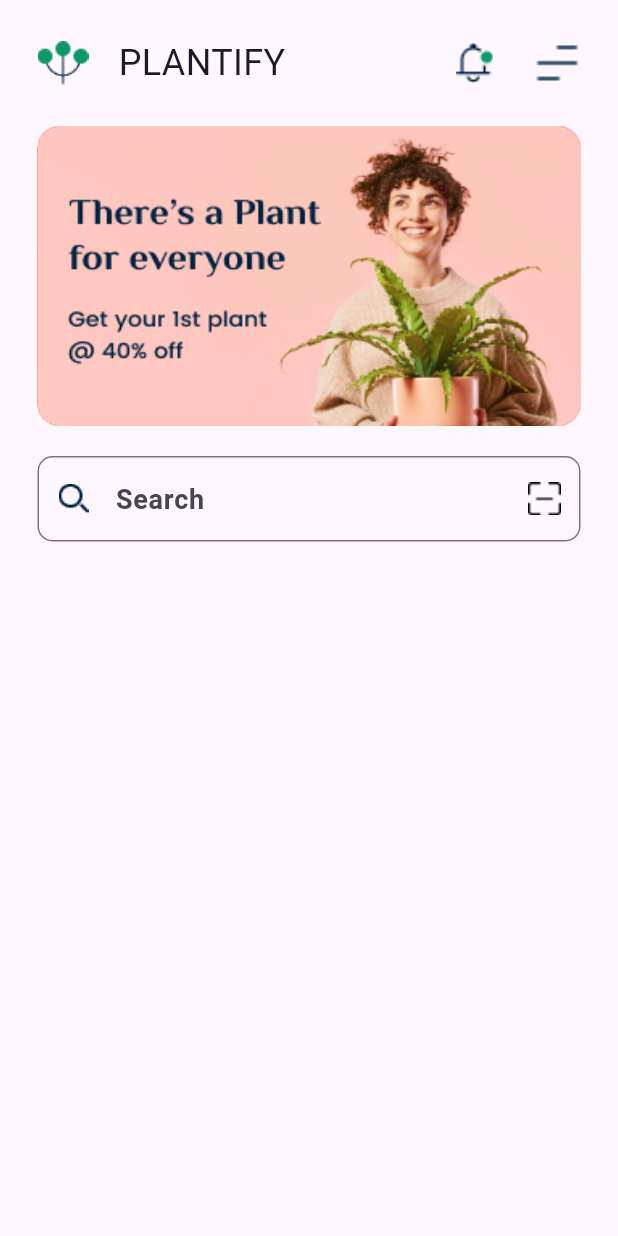
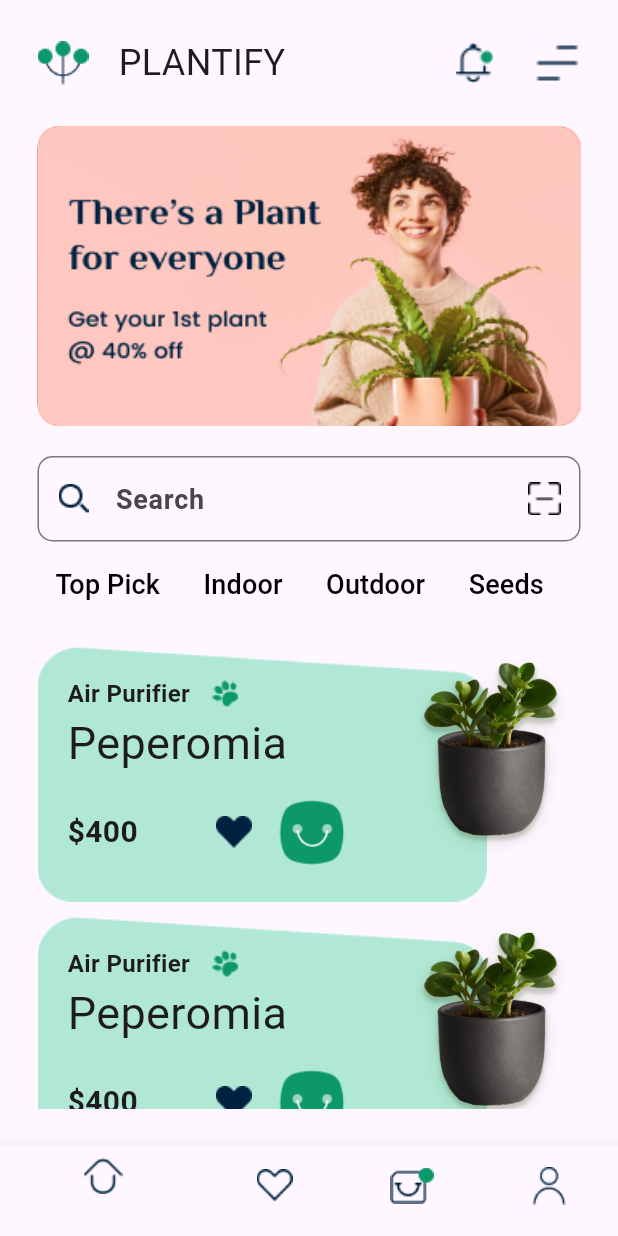
Before and after one commit to SulaimanLmn/Plantify, a Flutter app: the screen it shows after launch, on a phone screen of 412 x 824 dp. Run offline on Flutter 3.47's test engine with Material 3 defaults, Android fonts, the phone set to English and light mode, and no system bars; Roboto replaces fonts that are missing (Philosopher).

Commit message:
add product list section

```diff
--- /dev/null
+++ b/lib/models/category.dart
@@ -0,0 +1,6 @@
+class Category {
+  String label;
+  bool isSelected = false;
+
+  Category({required this.label, this.isSelected = false});
+}
--- a/lib/pages/home_page.dart
+++ b/lib/pages/home_page.dart
@@ -1,7 +1,9 @@
 import 'package:flutter/material.dart';
+import 'package:plantify/widgets/plant_chip_categories.dart';
 import 'package:plantify/widgets/plant_banner.dart';
 import 'package:plantify/widgets/plant_header.dart';
 import 'package:plantify/widgets/plant_search_bar.dart';
+import 'package:plantify/widgets/product_list.dart';
 
 class HomePage extends StatelessWidget {
   const HomePage({super.key});
@@ -23,6 +25,11 @@ class HomePage extends StatelessWidget {
                 height: 20,
               ),
               PlantSearchBar(),
+              SizedBox(
+                height: 5,
+              ),
+              PlantChipCategories(),
+              ProductList()
             ],
           ),
         ),
--- a/lib/pages/main.dart
+++ b/lib/pages/main.dart
@@ -1,5 +1,5 @@
 import 'package:flutter/material.dart';
-import 'package:plantify/pages/home_page.dart';
+import 'package:plantify/pages/navigation_page.dart';
 
 void main() {
   runApp(const MyApp());
@@ -12,13 +12,13 @@ class MyApp extends StatelessWidget {
   @override
   Widget build(BuildContext context) {
     return MaterialApp(
-      title: 'Flutter Demo',
+      title: 'Plantify',
       debugShowCheckedModeBanner: false,
       theme: ThemeData(
         colorScheme: ColorScheme.fromSeed(seedColor: Colors.deepPurple),
         useMaterial3: true,
       ),
-      home: const HomePage(),
+      home: NavigationPage(),
     );
   }
 }
--- /dev/null
+++ b/lib/pages/navigation_page.dart
@@ -0,0 +1,48 @@
+import 'package:flutter/material.dart';
+import 'package:plantify/pages/home_page.dart';
+
+class NavigationPage extends StatefulWidget {
+  const NavigationPage({super.key});
+
+  @override
+  State<NavigationPage> createState() => _NavigationPageState();
+}
+
+class _NavigationPageState extends State<NavigationPage> {
+  int _curentIndex = 0;
+  List<Widget> pages = [
+    HomePage(),
+    Center(
+      child: Text("data"),
+    ),
+    Center(
+      child: Text("data"),
+    ),
+    Center(
+      child: Text("data"),
+    )
+  ];
+
+  @override
+  Widget build(BuildContext context) {
+    return Scaffold(
+      body: pages[_curentIndex],
+      bottomNavigationBar: BottomNavigationBar(
+          currentIndex: _curentIndex,
+          onTap: (newIndex) => setState(() {
+                _curentIndex = newIndex;
+              }),
+          items: [
+            BottomNavigationBarItem(
+                label: "", icon: Image.asset("assets/images/home_icon.png")),
+            BottomNavigationBarItem(
+                label: "", icon: Image.asset("assets/images/loved_icon.png")),
+            BottomNavigationBarItem(
+                label: "",
+                icon: Image.asset("assets/images/navigation_cart_icon.png")),
+            BottomNavigationBarItem(
+                label: "", icon: Image.asset("assets/images/profile_icon.png")),
+          ]),
+    );
+  }
+}
--- /dev/null
+++ b/lib/widgets/plant_chip_categories.dart
@@ -0,0 +1,67 @@
+import 'package:flutter/material.dart';
+import 'package:plantify/models/Category.dart';
+
+class PlantChipCategories extends StatefulWidget {
+  const PlantChipCategories({super.key});
+
+  @override
+  State<PlantChipCategories> createState() => _PlantChipCategoriesState();
+}
+
+class _PlantChipCategoriesState extends State<PlantChipCategories> {
+  List<Category> categories = [
+    Category(label: "Top Pick"),
+    Category(label: "Indoor"),
+    Category(label: "Outdoor"),
+    Category(label: "Seeds"),
+    Category(label: "Plant"),
+  ];
+  @override
+  Widget build(BuildContext context) {
+    return SizedBox(
+      width: double.infinity,
+      height: 65,
+      child: ListView.separated(
+          scrollDirection: Axis.horizontal,
+          itemBuilder: (context, index) {
+            Category category = categories[index];
+            return Column(
+              children: [
+                TextButton(
+                  onPressed: () {
+                    setState(() {
+                      for (var category in categories) {
+                        category.isSelected = false;
+                      }
+                      category.isSelected = !category.isSelected;
+                    });
+                  },
+                  child: Text(
+                    category.label,
+                    style: TextStyle(
+                      color: category.isSelected != true
+                          ? Colors.black
+                          : Colors.green,
+                      fontSize: 18,
+                      fontWeight: category.isSelected != true
+                          ? FontWeight.w500
+                          : FontWeight.w600,
+                    ),
+                  ),
+                ),
+                Divider(
+                  height: 10,
+                  indent: 10,
+                  endIndent: 15,
+                  color: Colors.green,
+                ),
+              ],
+            );
+          },
+          separatorBuilder: (context, index) => SizedBox(
+                width: 5,
+              ),
+          itemCount: categories.length),
+    );
+  }
+}
--- /dev/null
+++ b/lib/widgets/product_list.dart
@@ -0,0 +1,108 @@
+import 'package:flutter/material.dart';
+
+class ProductList extends StatelessWidget {
+  const ProductList({
+    super.key,
+  });
+
+  @override
+  Widget build(BuildContext context) {
+    return Expanded(
+      child: SizedBox(
+        width: double.infinity,
+        child: ListView.separated(
+            itemBuilder: (context, index) {
+              return Row(
+                children: [
+                  Expanded(
+                    child: Stack(
+                      children: [
+                        Container(
+                          padding: EdgeInsets.fromLTRB(20, 20, 0, 0),
+                          height: 170,
+                          decoration: BoxDecoration(
+                              image: DecorationImage(
+                                  alignment: Alignment.centerLeft,
+                                  fit: BoxFit.contain,
+                                  image: AssetImage(
+                                      "assets/images/product_bg.png"))),
+                          child: Column(
+                            children: [
+                              Row(
+                                children: [
+                                  Text(
+                                    "Air Purifier",
+                                    style: TextStyle(
+                                        fontWeight: FontWeight.w700,
+                                        fontSize: 16),
+                                  ),
+                                  SizedBox(
+                                    width: 15,
+                                  ),
+                                  Image.asset("assets/images/paw_icon.png")
+                                ],
+                              ),
+                              Row(
+                                children: [
+                                  Text(
+                                    "Peperomia",
+                                    style: TextStyle(
+                                        fontFamily: "Philosopher",
+                                        fontSize: 30),
+                                  ),
+                                ],
+                              ),
+                              SizedBox(
+                                height: 10,
+                              ),
+                              Row(
+                                children: [
+                                  Text(
+                                    "\$400",
+                                    style: TextStyle(
+                                        fontSize: 20,
+                                        fontWeight: FontWeight.w700),
+                                  ),
+                                  SizedBox(
+                                    width: 40,
+                                  ),
+                                  IconButton(
+                                      padding: EdgeInsets.all(0),
+                                      onPressed: () {},
+                                      icon: Image.asset(
+                                          "assets/images/favorite_icon.png")),
+                                  Transform.scale(
+                                    scale: 0.8,
+                                    child: IconButton(
+                                        padding: EdgeInsets.all(0),
+                                        onPressed: () {},
+                                        icon: Image.asset(
+                                            "assets/images/cart_icon.png")),
+                                  )
+                                ],
+                              )
+                            ],
+                          ),
+                        ),
+                        Align(
+                          alignment: Alignment.topRight,
+                          child: Image.asset(
+                            "assets/images/product_img.png",
+                            width: 120,
+                            height: 145,
+                          ),
+                        )
+                      ],
+                    ),
+                  ),
+                ],
+              );
+            },
+            separatorBuilder: (context, index) => SizedBox(
+                  height: 10,
+                ),
+            itemCount: 5),
+      ),
+    );
+  }
+}
```
Also changed, not shown: assets/images/cart_icon.png (added), assets/images/favorite_icon.png (added), assets/images/home_icon.png (added), assets/images/loved_icon.png (added), assets/images/navigation_cart_icon.png (added), assets/images/paw_icon.png (added), assets/images/product_bg.png (added), assets/images/product_img.png (added), assets/images/profile_icon.png (added).
